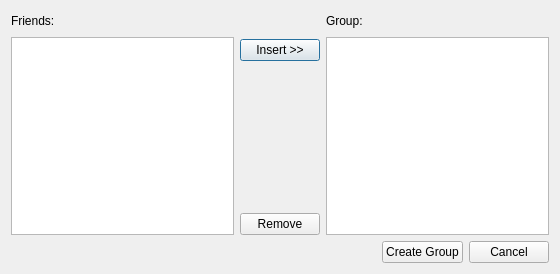
The window that forms/groupdialogform.ui (minimoog/qtwitdget) describes before a commit, drawn with Qt 5.
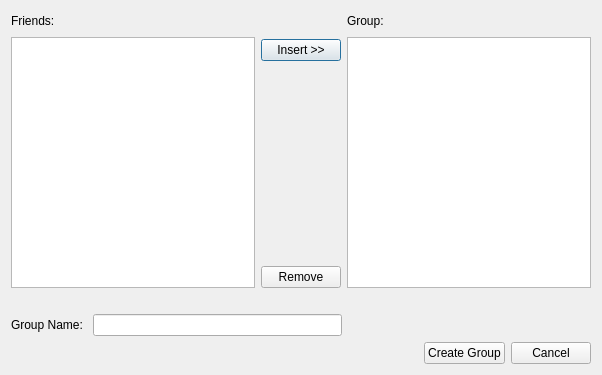
The same window after the commit.

Commit message: Added line edit for group name.

```diff
--- a/forms/groupdialogform.ui
+++ b/forms/groupdialogform.ui
@@ -6,8 +6,8 @@
    <rect>
     <x>0</x>
     <y>0</y>
-    <width>560</width>
-    <height>274</height>
+    <width>602</width>
+    <height>375</height>
    </rect>
   </property>
   <property name="windowTitle">
@@ -164,7 +164,34 @@
      </item>
     </layout>
    </item>
-   <item row="1" column="0">
+   <item row="2" column="0">
+    <layout class="QHBoxLayout" name="horizontalLayout_4">
+     <item>
+      <widget class="QLabel" name="label_3">
+       <property name="text">
+        <string>Group Name: </string>
+       </property>
+      </widget>
+     </item>
+     <item>
+      <widget class="QLineEdit" name="lineEdit"/>
+     </item>
+     <item>
+      <spacer name="horizontalSpacer_4">
+       <property name="orientation">
+        <enum>Qt::Horizontal</enum>
+       </property>
+       <property name="sizeHint" stdset="0">
+        <size>
+         <width>40</width>
+         <height>20</height>
+        </size>
+       </property>
+      </spacer>
+     </item>
+    </layout>
+   </item>
+   <item row="3" column="0">
     <layout class="QHBoxLayout" name="horizontalLayout">
      <item>
       <spacer name="horizontalSpacer">
@@ -195,6 +222,19 @@
      </item>
     </layout>
    </item>
+   <item row="1" column="0">
+    <spacer name="horizontalSpacer_5">
+     <property name="orientation">
+      <enum>Qt::Horizontal</enum>
+     </property>
+     <property name="sizeHint" stdset="0">
+      <size>
+       <width>40</width>
+       <height>20</height>
+      </size>
+     </property>
+    </spacer>
+   </item>
   </layout>
  </widget>
  <resources/>
```
Left out of the diff: 8 changed lines with no effect on the pictures.
